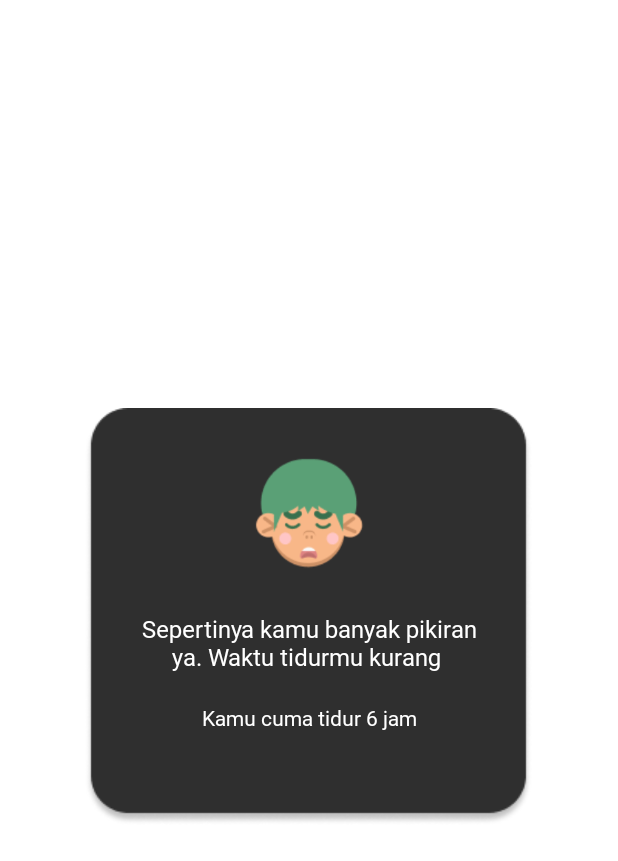
After one commit to marvel-natanael/SleepTracker, an Android app: the layout activity_gagal.xml on its own in the app's theme, with its tools: preview values and no code run, on a phone screen of 412 x 824 dp. The commit adds this screen. Shown: the top 861 px of the screen. Run offline under Robolectric (Android 15) with nearby library versions, the phone set to English and light mode, and no system bars.

Commit message:
Penambahan tampilan
Menambahkan  activity_berhasil dan activity_gagal serta mengedit tampilan pada acivity_setting

```diff
--- /dev/null
+++ b/app/src/main/res/layout/activity_gagal.xml
@@ -0,0 +1,54 @@
+<?xml version="1.0" encoding="utf-8"?>
+<androidx.constraintlayout.widget.ConstraintLayout xmlns:android="http://schemas.android.com/apk/res/android"
+    xmlns:app="http://schemas.android.com/apk/res-auto"
+    xmlns:tools="http://schemas.android.com/tools"
+    android:layout_width="match_parent"
+    android:layout_height="match_parent">
+
+    <ImageView
+        android:id="@+id/imageView"
+        android:layout_width="wrap_content"
+        android:layout_height="wrap_content"
+        android:src="@drawable/ppup"
+        app:layout_constraintBottom_toBottomOf="parent"
+        app:layout_constraintEnd_toEndOf="parent"
+        app:layout_constraintHorizontal_bias="0.495"
+        app:layout_constraintStart_toStartOf="parent"
+        app:layout_constraintTop_toTopOf="parent"
+        app:layout_constraintVertical_bias="0.498" />
+
+    <ImageView
+        android:id="@+id/imageView3"
+        android:layout_width="100dp"
+        android:layout_height="wrap_content"
+        android:src="@drawable/img_gagal"
+        app:layout_constraintEnd_toEndOf="@+id/imageView"
+        app:layout_constraintStart_toStartOf="@+id/imageView"
+        app:layout_constraintTop_toTopOf="@+id/imageView" />
+
+    <TextView
+        android:id="@+id/textView4"
+        android:layout_width="230dp"
+        android:layout_height="wrap_content"
+        android:fontFamily="@font/mplusbold"
+        android:text="Sepertinya kamu banyak pikiran ya. Waktu tidurmu kurang "
+        android:textAlignment="center"
+        android:textSize="16sp"
+        android:textColor="@color/white"
+        app:layout_constraintEnd_toEndOf="@+id/imageView3"
+        app:layout_constraintStart_toStartOf="@+id/imageView3"
+        app:layout_constraintTop_toBottomOf="@+id/imageView3" />
+
+    <TextView
+        android:layout_width="230dp"
+        android:layout_height="wrap_content"
+        android:text="Kamu cuma tidur 6 jam"
+        android:layout_marginTop="20dp"
+        android:fontFamily="@font/mplusbold"
+        android:textAlignment="center"
+        android:textColor="@color/white"
+        app:layout_constraintEnd_toEndOf="@+id/textView4"
+        app:layout_constraintStart_toStartOf="@+id/textView4"
+        app:layout_constraintTop_toBottomOf="@+id/textView4" />
+
+</androidx.constraintlayout.widget.ConstraintLayout>
--- a/app/src/main/res/values/colors.xml
+++ b/app/src/main/res/values/colors.xml
@@ -8,4 +8,5 @@
     <color name="black">#FF000000</color>
     <color name="white">#FFFFFFFF</color>
     <color name="pink">#EF5DA8</color>
+    <color name="gelap">#2F2F2F</color>
 </resources>
--- a/app/src/main/res/values/strings.xml
+++ b/app/src/main/res/values/strings.xml
@@ -13,4 +13,6 @@
     <string name="sleep">Sleep</string>
     <string name="tombol_proses">tombol proses</string>
     <string name="your_optimal_sleep_time_is_8_hours">Your optimal sleep time is 8 hours</string>
+    <string name="notifikasi">Notifikasi</string>
+    <string name="alarm">Alarm</string>
 </resources>
```
Also changed, not shown: app/src/main/res/layout/activity_berhasil.xml (added, +54 -0 lines), app/src/main/res/layout/activity_setting.xml (+62 -39 lines), app/src/main/res/drawable-v24/garis.png (added), app/src/main/res/drawable-v24/icon_alrm.png (added), app/src/main/res/drawable-v24/icon_notif.png (added), app/src/main/res/drawable-v24/img_berhasil.png (added), app/src/main/res/drawable-v24/img_gagal.png (added), app/src/main/res/drawable-v24/ppup.png (added).
